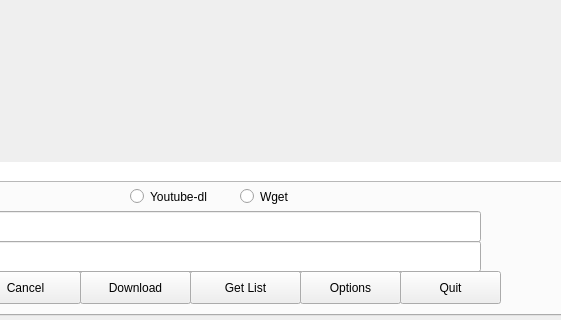
The window that src/mainwindow.ui (mhogomchungu/media-downloader) describes before a commit, drawn with Qt 5; both pictures show x 172 to 733 and y 145 to 465 of the 823 by 465 pixel window.
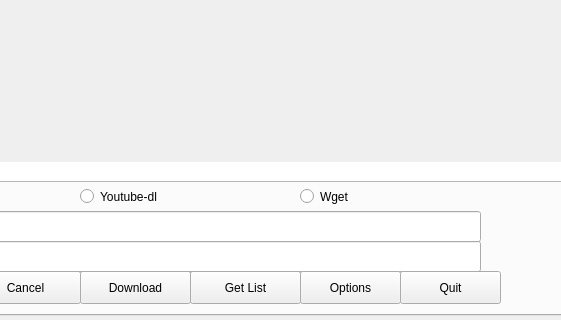
The same window after the commit.

```diff
--- a/src/mainwindow.ui
+++ b/src/mainwindow.ui
@@ -188,7 +188,7 @@
      <widget class="QRadioButton" name="rbYoutubeDl">
       <property name="geometry">
        <rect>
-        <x>290</x>
+        <x>240</x>
         <y>290</y>
         <width>161</width>
         <height>31</height>
@@ -201,9 +201,9 @@
      <widget class="QRadioButton" name="rbWget">
       <property name="geometry">
        <rect>
-        <x>400</x>
+        <x>460</x>
         <y>290</y>
-        <width>151</width>
+        <width>181</width>
         <height>31</height>
        </rect>
       </property>
```
